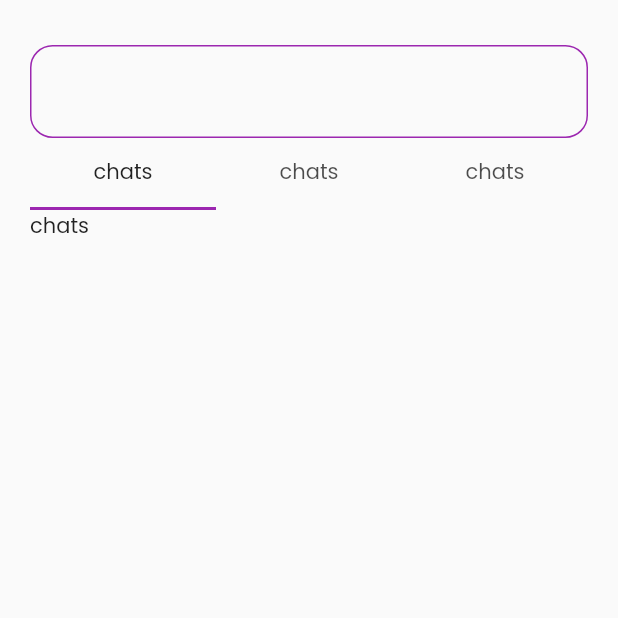
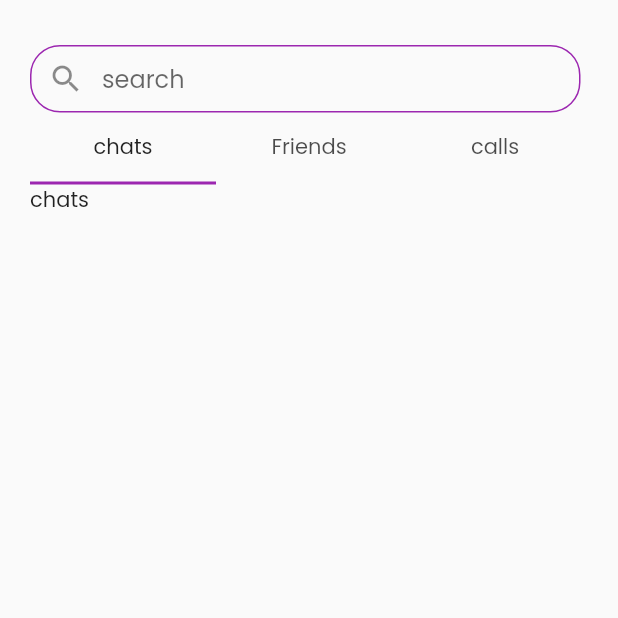
Before and after one commit to asnakeassefa/chatApp, a Flutter app: the ChatHome screen opened directly, on a phone screen of 412 x 824 dp, the top half of it. Run offline on Flutter 3.47's test engine with Material 2 defaults, Android fonts, the phone set to English and light mode, and no system bars; our stand-ins replace smooth_page_indicator.

Commit message:
search bar modified

```diff
--- a/lib/component/searchBar.dart
+++ b/lib/component/searchBar.dart
@@ -1,23 +1,28 @@
 import 'package:flutter/material.dart';
 
-class SearchBar extends StatefulWidget {
+class Searching extends StatefulWidget {
   final controller;
-  const SearchBar({super.key, required this.controller});
+  const Searching({super.key, required this.controller});
 
   @override
-  State<SearchBar> createState() => _SearchBarState();
+  State<Searching> createState() => _SearchingState();
 }
 
-class _SearchBarState extends State<SearchBar> {
+class _SearchingState extends State<Searching> {
   @override
   Widget build(BuildContext context) {
-    return SizedBox(
-      height: 20,
+    return Container(
+      padding: const EdgeInsets.only(right: 5),
+      height: 45,
+      child: Center(
         child: TextField(
           controller: widget.controller,
           decoration: InputDecoration(
               // labelText: lableText,
-            hintText: "Search",
+              prefixIcon: const Icon(Icons.search),
+              // hintText: "Search",
+              hintText: "search",
+              contentPadding: const EdgeInsets.fromLTRB(0, 2, 15, 0),
               enabledBorder: OutlineInputBorder(
                   borderRadius: const BorderRadius.all(Radius.circular(20)),
                   borderSide:
@@ -27,6 +32,7 @@ class _SearchBarState extends State<SearchBar> {
                   borderSide:
                       BorderSide(color: Theme.of(context).colorScheme.primary))),
         ),
+      ),
     );
   }
 }
--- a/lib/screen/ChatHome.dart
+++ b/lib/screen/ChatHome.dart
@@ -1,4 +1,5 @@
 import 'package:chat/component/backButton.dart';
+import 'package:chat/component/searchBar.dart';
 import 'package:chat/component/userField.dart';
 import 'package:flutter/material.dart';
 
@@ -19,6 +20,7 @@ class _ChatHomeState extends State<ChatHome> {
   //   _tabController = TabController(vsync: this ,length: 3);
   // }
 
+    final searchcontroller = TextEditingController();
 //    @override
 //  void dispose() {
 //    _tabController.dispose();
@@ -27,7 +29,7 @@ class _ChatHomeState extends State<ChatHome> {
 
   @override
   Widget build(BuildContext context) {
-    return const DefaultTabController(
+    return DefaultTabController(
       length: 3,
       child: Scaffold(
         body: SafeArea(
@@ -36,22 +38,24 @@ class _ChatHomeState extends State<ChatHome> {
             child: Column(
               crossAxisAlignment: CrossAxisAlignment.start,
               children: [
-                UserFormField(hintText: "Search here", obscure: false, lableText: "Search"),
+                Searching(
+                  controller: searchcontroller,
+                ),
                 // SizedBox(height: 10),
-                TabBar(
+                const TabBar  (
                   tabs: [
                     Tab(
                       child: Text('chats'),
                     ),
                     Tab(
-                      child: Text('chats'),
+                      child: Text('Friends'),
                     ),
                     Tab(
-                      child: Text('chats'),
+                      child: Text('calls'),
                     )
                   ],
                 ),
-                Expanded(
+                const Expanded(
                     child: TabBarView(
                   children: [
                     Text("chats"),
```
Lines whose indentation alone changed are shown as unchanged.
